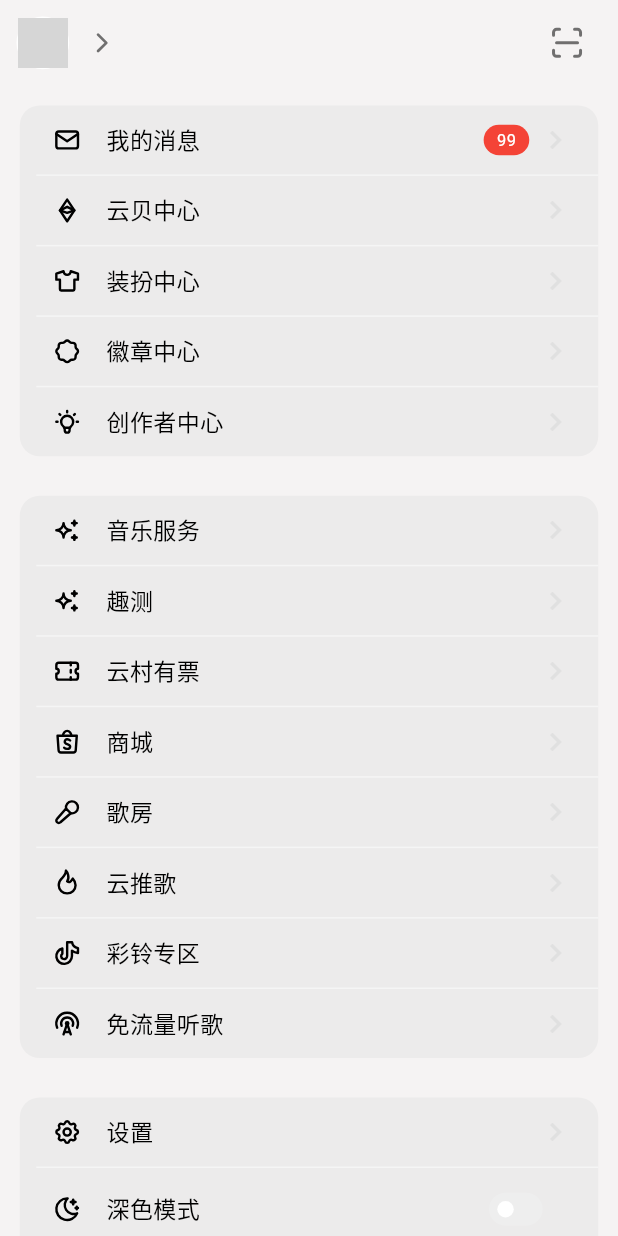
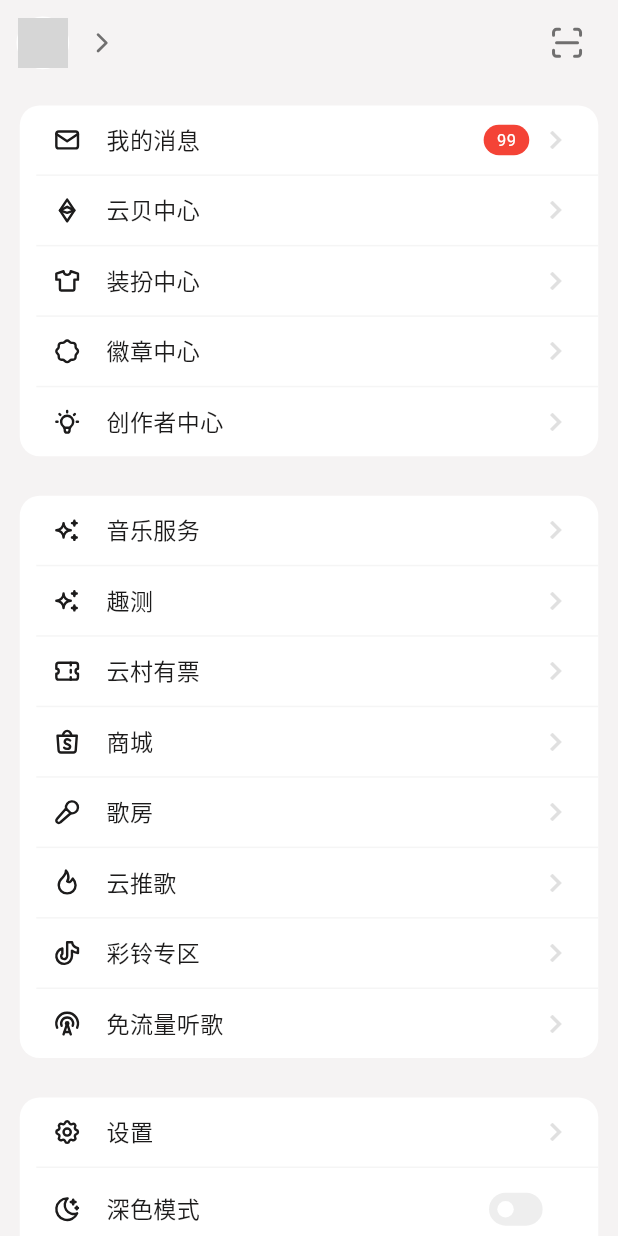
Before and after one commit to Hao-yiwen/netease_cloud_music_app, a Flutter app: the DrawerHome widget shown alone on an empty page, opened directly, on a phone screen of 412 x 824 dp. Run offline on Flutter 3.47's test engine with Material 3 defaults, Android fonts, the phone set to English and light mode, and no system bars; our stand-ins replace audio_service, audio_video_progress_bar, auto_route, cached_network_image, carousel_slider, connectivity_plus and 20 more; missing offline and left inert: dart:ffi, dio_cache_interceptor; accounts and stored records are empty; network calls fail; statements that could not run were skipped; grey boxes are pictures that could not be loaded.

Commit message:
feat: 优化主题配色&开发歌词页面10%

```diff
--- a/lib/pages/home/drawer/drawer_home.dart
+++ b/lib/pages/home/drawer/drawer_home.dart
@@ -16,12 +16,6 @@ class DrawerHome extends StatefulWidget {
 }
 
 class _DrawerHomeState extends State<DrawerHome> {
-  final TextStyle listItemTextStyle = TextStyle(
-    fontSize: 28.w, // 使用你定义的屏幕适配工具，如 ScreenUtil
-    color: Colors.black,
-    fontWeight: FontWeight.w200,
-  );
-
   @override
   void initState() {
     super.initState();
@@ -113,7 +107,13 @@ class _DrawerHomeState extends State<DrawerHome> {
           _buildCardContent(list: getTopItem(context)),
           _buildCardContent(list: getListMusicService(context)),
           _buildCardContent(list: getListSettings(context)),
-          _buildCardContent(list: getListBottomInfo(context))
+          _buildCardContent(list: getListBottomInfo(context)),
+          // 防止底部内容被遮挡
+          SliverToBoxAdapter(
+            child: SizedBox(
+              height: MediaQuery.of(context).padding.bottom,
+            ),
+          )
         ],
       ),
     );
@@ -126,17 +126,24 @@ class _DrawerHomeState extends State<DrawerHome> {
       String? badge,
       Color? color,
       Function()? onTap}) {
+    final TextStyle listItemTextStyle = TextStyle(
+      fontSize: 28.w, // 使用你定义的屏幕适配工具，如 ScreenUtil
+      color: Theme.of(context).colorScheme.secondary,
+      fontWeight: FontWeight.w200,
+    );
     return InkWell(
       onTap: onTap ?? () {},
       child: Padding(
         padding: EdgeInsets.all(20.w),
         child: Row(
           children: [
-            Icon(icon, color: color ?? Colors.black, size: 35.w),
+            Icon(icon,
+                color: color ?? Theme.of(context).colorScheme.secondary,
+                size: 35.w),
             SizedBox(width: 30.w),
             Text(text,
-                style:
-                    listItemTextStyle.copyWith(color: color ?? Colors.black)),
+                style: listItemTextStyle.copyWith(
+                    color: color ?? Theme.of(context).colorScheme.secondary)),
             const Spacer(),
             if (trailing != null)
               Row(
@@ -189,7 +196,7 @@ class _DrawerHomeState extends State<DrawerHome> {
         padding: EdgeInsets.all(24.w),
         child: Container(
           decoration: BoxDecoration(
-            color: Theme.of(context).cardColor,
+            color: Theme.of(context).colorScheme.onSecondary,
             borderRadius: BorderRadius.circular(24.w),
           ),
           child: Padding(
```
Also changed, not shown: lib/http/api/roaming/dto/song_lyric.dart (added, +35 -0 lines), lib/common/lyric_parser/lyrics_parse.dart (added), lib/http/api/roaming/dto/song_lyric.g.dart (added).
